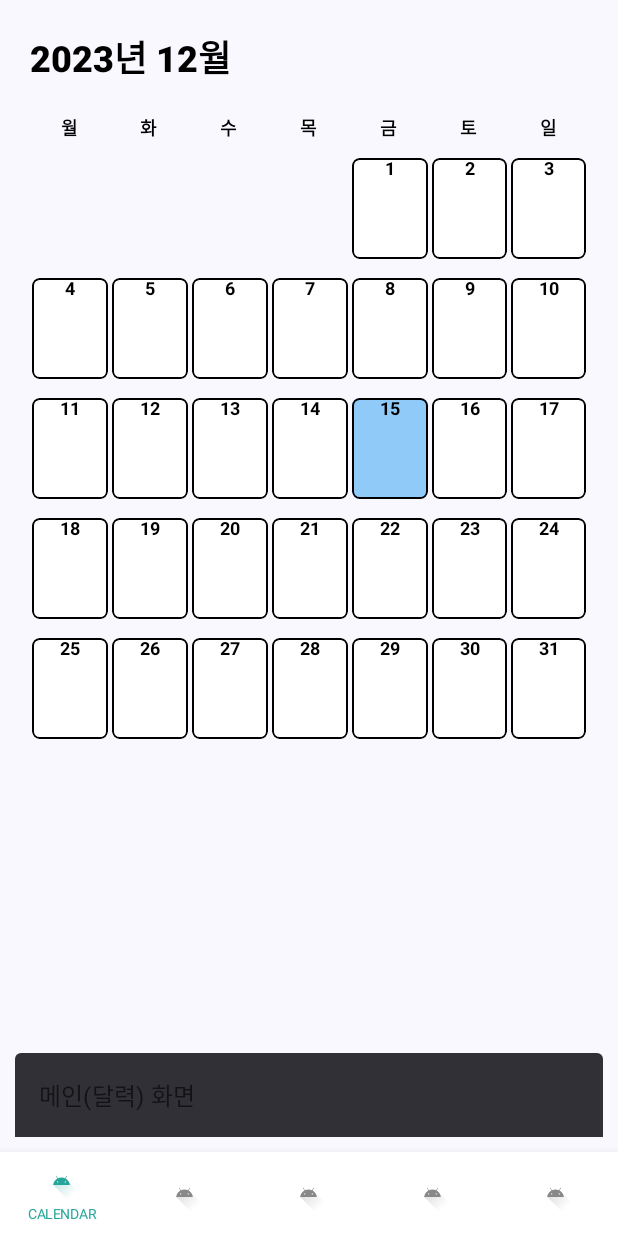
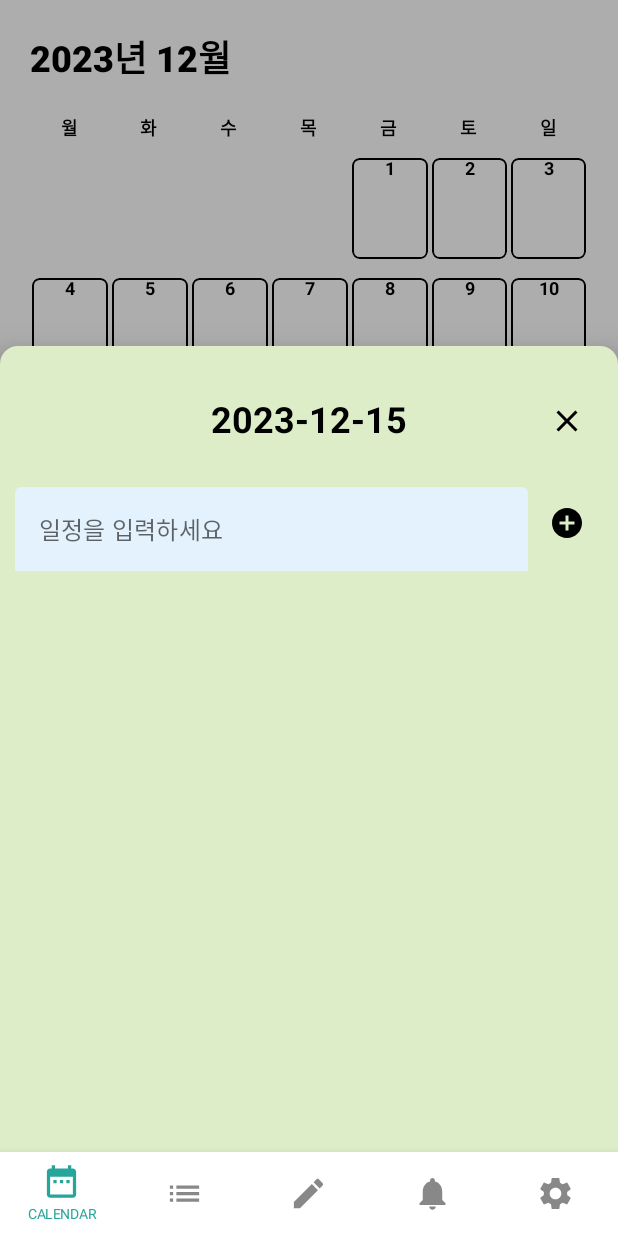
Before and after one commit to Hyeonseok0830/MyPlanner, an Android app built with Jetpack Compose: the screen it shows after launch (MainActivity), on a phone screen of 412 x 824 dp. Run offline under Robolectric (Android 15) with nearby library versions, the phone set to English and light mode, and no system bars; our stand-ins replace Dagger/Hilt's generated code, livedata-compose.

Commit message:
feat: create calendar bottomSheet

```diff
--- a/app/build.gradle
+++ b/app/build.gradle
@@ -55,20 +55,20 @@ kapt {
 }
 dependencies {
 
+    implementation 'androidx.compose.material3:material3:1.1.2'
     def compose_version = "1.0.1"
 
     implementation 'androidx.core:core-ktx:1.9.0'
     implementation 'androidx.lifecycle:lifecycle-runtime-ktx:2.6.1'
     implementation 'androidx.activity:activity-compose:1.7.0'
-    implementation platform('androidx.compose:compose-bom:2023.03.00')
+    implementation platform('androidx.compose:compose-bom:2023.06.01')
     implementation 'androidx.compose.ui:ui'
     implementation 'androidx.compose.ui:ui-graphics'
     implementation 'androidx.compose.ui:ui-tooling-preview'
-    implementation 'androidx.compose.material3:material3'
     testImplementation 'junit:junit:4.13.2'
     androidTestImplementation 'androidx.test.ext:junit:1.1.5'
     androidTestImplementation 'androidx.test.espresso:espresso-core:3.5.1'
-    androidTestImplementation platform('androidx.compose:compose-bom:2023.03.00')
+    androidTestImplementation platform('androidx.compose:compose-bom:2023.06.01')
     androidTestImplementation 'androidx.compose.ui:ui-test-junit4'
     debugImplementation 'androidx.compose.ui:ui-tooling'
     debugImplementation 'androidx.compose.ui:ui-test-manifest'
--- a/app/src/main/AndroidManifest.xml
+++ b/app/src/main/AndroidManifest.xml
@@ -7,7 +7,7 @@
         android:allowBackup="true"
         android:dataExtractionRules="@xml/data_extraction_rules"
         android:fullBackupContent="@xml/backup_rules"
-        android:icon="@mipmap/ic_launcher"
+        android:icon="@drawable/ic_launcher_foreground"
         android:label="@string/app_name"
         android:roundIcon="@mipmap/ic_launcher_round"
         android:supportsRtl="true"
--- a/app/src/main/java/com/myplanner/app/ui/MainPlannerApp.kt
+++ b/app/src/main/java/com/myplanner/app/ui/MainPlannerApp.kt
@@ -8,11 +8,17 @@ import androidx.compose.material.BottomNavigationItem
 import androidx.compose.material.Icon
 import androidx.compose.material.Scaffold
 import androidx.compose.material.Text
+import androidx.compose.material.icons.Icons
+import androidx.compose.material.icons.filled.DateRange
+import androidx.compose.material.icons.filled.Edit
+import androidx.compose.material.icons.filled.List
+import androidx.compose.material.icons.filled.Notifications
+import androidx.compose.material.icons.filled.Settings
 import androidx.compose.runtime.Composable
 import androidx.compose.runtime.getValue
 import androidx.compose.ui.Modifier
 import androidx.compose.ui.graphics.Color
-import androidx.compose.ui.res.painterResource
+import androidx.compose.ui.graphics.vector.ImageVector
 import androidx.compose.ui.res.stringResource
 import androidx.compose.ui.unit.dp
 import androidx.compose.ui.unit.sp
@@ -60,7 +66,7 @@ fun BottomNavigation(navController: NavHostController) {
             BottomNavigationItem(
                 icon = {
                     Icon(
-                        painter = painterResource(id = item.icon),
+                        imageVector = item.icon,
                         contentDescription = stringResource(id = item.title),
                         modifier = Modifier
                             .width(26.dp)
@@ -88,13 +94,13 @@ fun BottomNavigation(navController: NavHostController) {
 
 
 sealed class BottomNavItem(
-    val title: Int, val icon: Int, val screenRoute: String
+    val title: Int, val icon: ImageVector, val screenRoute: String
 ) {
-    object Calendar : BottomNavItem(R.string.nav_calendar, R.drawable.ic_launcher_foreground, CALENDAR)
-    object Todo : BottomNavItem(R.string.nav_todo, R.drawable.ic_launcher_foreground, com.myplanner.app.util.TODO)
-    object Memo : BottomNavItem(R.string.nav_memo, R.drawable.ic_launcher_foreground, MEMO)
-    object Noti : BottomNavItem(R.string.nav_noti, R.drawable.ic_launcher_foreground, NOTI)
-    object Setting : BottomNavItem(R.string.nav_setting, R.drawable.ic_launcher_foreground, SETTING)
+    object Calendar : BottomNavItem(R.string.nav_calendar, Icons.Filled.DateRange, CALENDAR)
+    object Todo : BottomNavItem(R.string.nav_todo, Icons.Filled.List, com.myplanner.app.util.TODO)
+    object Memo : BottomNavItem(R.string.nav_memo, Icons.Filled.Edit, MEMO)
+    object Noti : BottomNavItem(R.string.nav_noti, Icons.Filled.Notifications, NOTI)
+    object Setting : BottomNavItem(R.string.nav_setting, Icons.Filled.Settings, SETTING)
 }
 
 @Composable
--- a/app/src/main/java/com/myplanner/app/ui/calendar/CalendarScreen.kt
+++ b/app/src/main/java/com/myplanner/app/ui/calendar/CalendarScreen.kt
@@ -1,41 +1,72 @@
 package com.myplanner.app.ui.calendar
 
+import androidx.compose.foundation.background
 import androidx.compose.foundation.layout.Box
+import androidx.compose.foundation.layout.Column
+import androidx.compose.foundation.layout.Spacer
+import androidx.compose.foundation.layout.fillMaxHeight
 import androidx.compose.foundation.layout.fillMaxSize
 import androidx.compose.foundation.layout.fillMaxWidth
+import androidx.compose.foundation.layout.height
+import androidx.compose.foundation.layout.heightIn
 import androidx.compose.foundation.layout.padding
 import androidx.compose.foundation.lazy.LazyColumn
+import androidx.compose.foundation.shape.RoundedCornerShape
+import androidx.compose.material.ExperimentalMaterialApi
+import androidx.compose.material.IconButton
+import androidx.compose.material.MaterialTheme
+import androidx.compose.material.ModalBottomSheetLayout
+import androidx.compose.material.ModalBottomSheetState
+import androidx.compose.material.ModalBottomSheetValue
 import androidx.compose.material.Surface
 import androidx.compose.material.Text
 import androidx.compose.material.TextField
 import androidx.compose.material.TextFieldDefaults
-import androidx.compose.material3.MaterialTheme
+import androidx.compose.material.icons.Icons
+import androidx.compose.material.icons.filled.AddCircle
+import androidx.compose.material.icons.filled.Close
+import androidx.compose.material.rememberModalBottomSheetState
+import androidx.compose.material3.ExperimentalMaterial3Api
+import androidx.compose.material3.Icon
+import androidx.compose.material3.rememberBottomSheetScaffoldState
 import androidx.compose.runtime.Composable
+import androidx.compose.runtime.DisposableEffect
 import androidx.compose.runtime.getValue
+import androidx.compose.runtime.livedata.observeAsState
 import androidx.compose.runtime.mutableStateOf
 import androidx.compose.runtime.remember
+import androidx.compose.runtime.rememberCoroutineScope
 import androidx.compose.runtime.setValue
 import androidx.compose.ui.Alignment
 import androidx.compose.ui.Modifier
 import androidx.compose.ui.graphics.Color
-import androidx.compose.ui.res.stringResource
+import androidx.compose.ui.platform.LocalFocusManager
+import androidx.compose.ui.text.font.FontWeight
 import androidx.compose.ui.text.input.TextFieldValue
+import androidx.compose.ui.text.style.TextAlign
 import androidx.compose.ui.tooling.preview.Preview
 import androidx.compose.ui.unit.dp
+import androidx.compose.ui.unit.sp
 import androidx.hilt.navigation.compose.hiltViewModel
-import com.myplanner.app.R
 import com.myplanner.app.ui.theme.MyPlannerTheme
+import com.myplanner.app.ui.theme.black
+import com.myplanner.app.util.bottomSheetContainerColor
 import com.myplanner.app.util.textColor
 import com.myplanner.app.util.textFieldBackground
 import com.myplanner.app.viewmodel.CalendarViewModel
+import kotlinx.coroutines.CoroutineScope
+import kotlinx.coroutines.launch
 
 
+@OptIn(ExperimentalMaterialApi::class, ExperimentalMaterial3Api::class)
 @Composable
 fun CalendarScreen(
     viewModel: CalendarViewModel = hiltViewModel()
 ) {
+    val scaffoldState = rememberBottomSheetScaffoldState()
+    val scope = rememberCoroutineScope()
     Surface(
-        color = MaterialTheme.colorScheme.background,
+        color = MaterialTheme.colors.background,
         modifier = Modifier.fillMaxSize()
     ) {
         LazyColumn(
@@ -47,11 +78,93 @@ fun CalendarScreen(
                 HorizontalCalendar()
             }
         }
-        Box(
-            Modifier.padding(10.dp),
-            Alignment.BottomEnd
-        ) {
+        ModalBottomSheetScene()
+    }
 
+}
+
+
+@ExperimentalMaterialApi
+@Composable
+fun ModalBottomSheetScene() {
+    val state = rememberModalBottomSheetState(ModalBottomSheetValue.Expanded)
+    val scope = rememberCoroutineScope()
+    val focusManager = LocalFocusManager.current
+
+    if (state.currentValue != ModalBottomSheetValue.Hidden) {
+        DisposableEffect(Unit) {
+            onDispose {
+                focusManager.clearFocus()
+            }
+        }
+    }
+    ModalBottomSheetLayout(sheetState = state,
+        sheetShape = RoundedCornerShape(topStart = 12.dp, topEnd = 12.dp),
+        sheetContent = {
+            Box(
+                modifier = Modifier
+                    .fillMaxWidth()
+                    .fillMaxHeight(0.7f)
+                    .align(Alignment.CenterHorizontally)
+                    .background(bottomSheetContainerColor()), contentAlignment = Alignment.TopCenter
+            ) {
+                SheetContent(state, scope)
+            }
+        }, sheetBackgroundColor = Color.Transparent
+    ) {
+        Box(modifier = Modifier.fillMaxSize()) {
+            IconButton(modifier = Modifier
+                .align(Alignment.BottomCenter)
+                .padding(20.dp),
+                onClick = {
+                    scope.launch {
+                        state.show()
+                    }
+                }) {
+                Icon(imageVector = Icons.Filled.AddCircle, contentDescription = null)
+            }
+        }
+    }
+}
+
+
+@ExperimentalMaterialApi
+@Composable
+private fun SheetContent(
+    state: ModalBottomSheetState, scope: CoroutineScope,
+    viewModel: CalendarViewModel = hiltViewModel()
+) {
+    Column(modifier = Modifier.heightIn(min = 100.dp, max = 500.dp)) {
+        val date = viewModel.date.observeAsState()
+        Spacer(modifier = Modifier.height(16.dp))
+        Box(modifier = Modifier.fillMaxWidth()) {
+            Text(
+                text = "${date.value}",
+                textAlign = TextAlign.Center,
+                fontWeight = FontWeight.Bold,
+                color = black,
+                fontSize = 24.sp,
+                modifier = Modifier
+                    .padding(8.dp)
+                    .align(Alignment.Center)
+            )
+            IconButton(modifier = Modifier
+                .align(Alignment.TopEnd)
+                .padding(10.dp),
+                onClick = {
+                    scope.launch {
+                        state.hide()
+                    }
+                }) {
+                Icon(
+                    imageVector = Icons.Filled.Close,
+                    contentDescription = null,
+                    tint = black
+                )
+            }
+
+        }
+        Box(modifier = Modifier.fillMaxWidth()) {
             var text by remember { mutableStateOf(TextFieldValue("")) }
             TextField(
                 colors = TextFieldDefaults.textFieldColors(
@@ -63,13 +176,34 @@ fun CalendarScreen(
                 ),
                 value = text,
                 onValueChange = { newText -> text = newText },
-                modifier = Modifier.fillMaxWidth(),
-                placeholder = { Text(stringResource(R.string.nav_main_desc)) },
+                modifier = Modifier
+                    .fillMaxWidth()
+                    .padding(10.dp, 10.dp, 60.dp, 10.dp),
+                placeholder = { Text("일정을 입력하세요") },
                 singleLine = true,
             )
+            IconButton(modifier = Modifier
+                .align(Alignment.TopEnd)
+                .padding(10.dp),
+                onClick = {
+                    /*TODO ADD action*/
+                }) {
+                Icon(
+                    imageVector = Icons.Filled.AddCircle,
+                    contentDescription = null,
+                    tint = black
+                )
+            }
         }
+//        LazyColumn(
+//            contentPadding = PaddingValues(8.dp),
+//            verticalArrangement = Arrangement.spacedBy(8.dp)
+//        ) {
+//
+//        }
     }
 }
+
 
 @Preview(showBackground = true)
 @Composable
--- a/app/src/main/java/com/myplanner/app/ui/calendar/HorizontalCalendar.kt
+++ b/app/src/main/java/com/myplanner/app/ui/calendar/HorizontalCalendar.kt
@@ -5,7 +5,6 @@ import androidx.compose.foundation.background
 import androidx.compose.foundation.border
 import androidx.compose.foundation.clickable
 import androidx.compose.foundation.interaction.MutableInteractionSource
-import androidx.compose.foundation.isSystemInDarkTheme
 import androidx.compose.foundation.layout.Arrangement
 import androidx.compose.foundation.layout.Box
 import androidx.compose.foundation.layout.Column
@@ -138,7 +137,7 @@ fun CalendarMonthItem(
     Column(modifier = modifier) {
         CalendarWeek()
         LazyVerticalGrid(
-            modifier = Modifier.height(430.dp),
+            modifier = Modifier.height(500.dp),
             columns = GridCells.Fixed(7)
         ) {
             for (i in 1 until firstDayOfWeek) { // 처음 날짜가 시작하는 요일 전까지 빈 박스 생성
@@ -167,7 +166,6 @@ fun CalendarMonthItem(
 
 @Composable
 fun CalendarDay(
-    isDarkTheme: Boolean = isSystemInDarkTheme(),
     modifier: Modifier = Modifier,
     date: LocalDate,
     isToday: Boolean,
@@ -187,6 +185,7 @@ fun CalendarDay(
                 interactionSource = interactionSource,
                 indication = noRipple
             ) {
+
                 onSelectedDate(date)
             }
             .background(if (isSelected) calendarSelectBackground() else calendarDefaultBackground())
@@ -213,8 +212,6 @@ fun CalendarDay(
                 modifier = Modifier
                     .size(4.dp)
                     .clip(shape = RoundedCornerShape(4.dp))
-
-
             )
         }
     }
--- a/app/src/main/java/com/myplanner/app/ui/theme/Color.kt
+++ b/app/src/main/java/com/myplanner/app/ui/theme/Color.kt
@@ -19,7 +19,7 @@ val pink = Color(0xFFEFB8C8)
 val yellow = Color(0xFFFFB800)
 
 val white01 = Color(0xFFE3F2FD)
-val grren01 = Color(0xFFDCEDC8)
+val green01 = Color(0xFFDCEDC8)
 val blue01 = Color(0xFF90CAF9)
 
 val transparent = Color(0x00000000)
--- a/app/src/main/java/com/myplanner/app/util/ColorUtil.kt
+++ b/app/src/main/java/com/myplanner/app/util/ColorUtil.kt
@@ -5,7 +5,7 @@ import androidx.compose.runtime.Composable
 import androidx.compose.ui.graphics.Color
 import com.myplanner.app.ui.theme.black
 import com.myplanner.app.ui.theme.blue01
-import com.myplanner.app.ui.theme.gray
+import com.myplanner.app.ui.theme.green01
 import com.myplanner.app.ui.theme.pink
 import com.myplanner.app.ui.theme.transparent
 import com.myplanner.app.ui.theme.white
@@ -14,7 +14,7 @@ import com.myplanner.app.ui.theme.white01
 @Composable
 fun textColor(): Color = if(isSystemInDarkTheme()) white else black
 @Composable
-fun textFieldBackground(): Color = if (isSystemInDarkTheme()) pink else gray
+fun textFieldBackground(): Color = if (isSystemInDarkTheme()) pink else white01
 
 
 @Composable
@@ -23,3 +23,6 @@ fun calendarSelectTextColor(): Color = if(isSystemInDarkTheme()) black else blac
 fun calendarSelectBackground(): Color = if (isSystemInDarkTheme()) white01 else blue01
 @Composable
 fun calendarDefaultBackground(): Color = if (isSystemInDarkTheme()) transparent else white
+
+@Composable
+fun bottomSheetContainerColor(): Color = if (isSystemInDarkTheme()) blue01 else green01
--- a/app/src/main/java/com/myplanner/app/viewmodel/CalendarViewModel.kt
+++ b/app/src/main/java/com/myplanner/app/viewmodel/CalendarViewModel.kt
@@ -1,9 +1,12 @@
 package com.myplanner.app.viewmodel
 
+import android.util.Log
 import androidx.lifecycle.LiveData
 import androidx.lifecycle.MutableLiveData
 import androidx.lifecycle.ViewModel
+import androidx.lifecycle.viewModelScope
 import dagger.hilt.android.lifecycle.HiltViewModel
+import kotlinx.coroutines.launch
 import java.time.LocalDate
 import javax.inject.Inject
 
@@ -11,12 +14,17 @@ import javax.inject.Inject
 class CalendarViewModel @Inject constructor(
 ) : ViewModel() {
     private var _date = MutableLiveData(LocalDate.now())
-    var date : LiveData<LocalDate> = _date
+    val date : LiveData<LocalDate> get() = _date
+
     fun onChangeDate(selectDate: LocalDate) {
-        _date.value = selectDate
+        viewModelScope.launch {
+            _date.value = selectDate
+            _date.postValue(selectDate)
+        }
+        Log.e("seok","${selectDate}")
     }
 
-    fun getViewModelDate() = date
+    fun getViewModelDate() = _date
 
 
 
--- a/app/src/main/res/values/strings.xml
+++ b/app/src/main/res/values/strings.xml
@@ -13,4 +13,7 @@
     <string name="nav_memo_desc">메모 화면</string>
     <string name="nav_noti_desc">알림 화면</string>
     <string name="nav_setting_desc">설정 화면</string>
+
+    <!-- calendar String -->
+    <string name="calendar_text_field">일정을 입력해 주세요</string>
 </resources>
```
